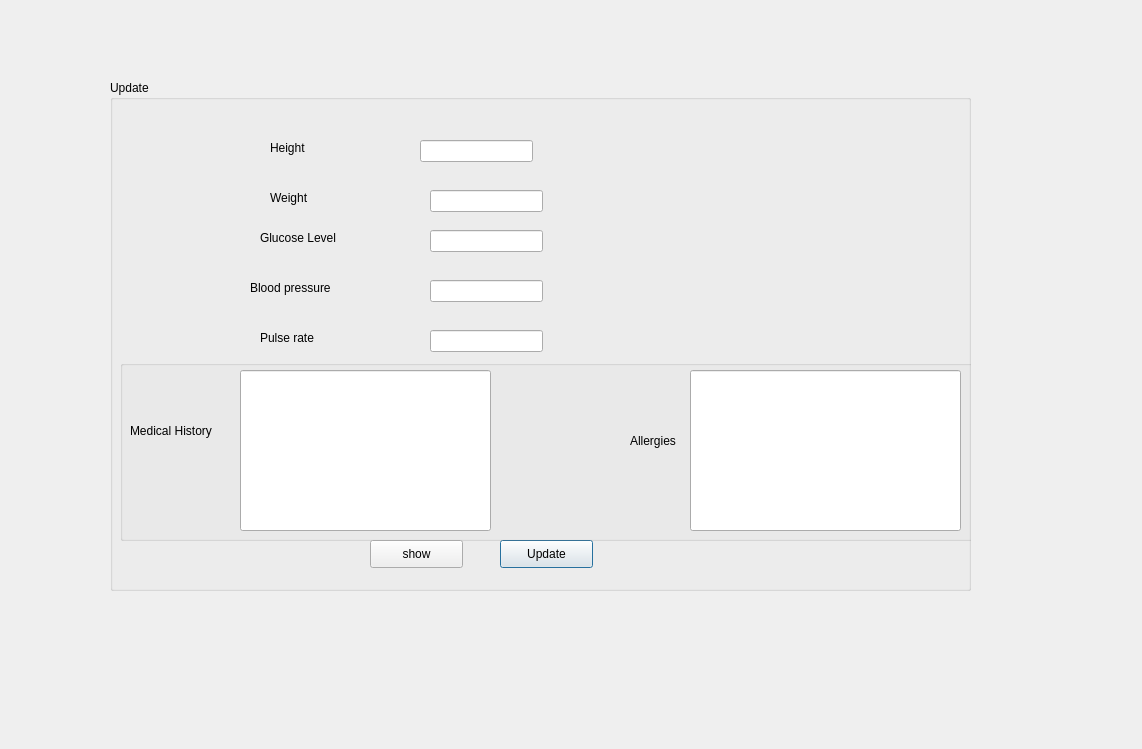
rishabhs-s/Minor, file Minor project - Copy/Minor/project/update.ui: the form before one commit.
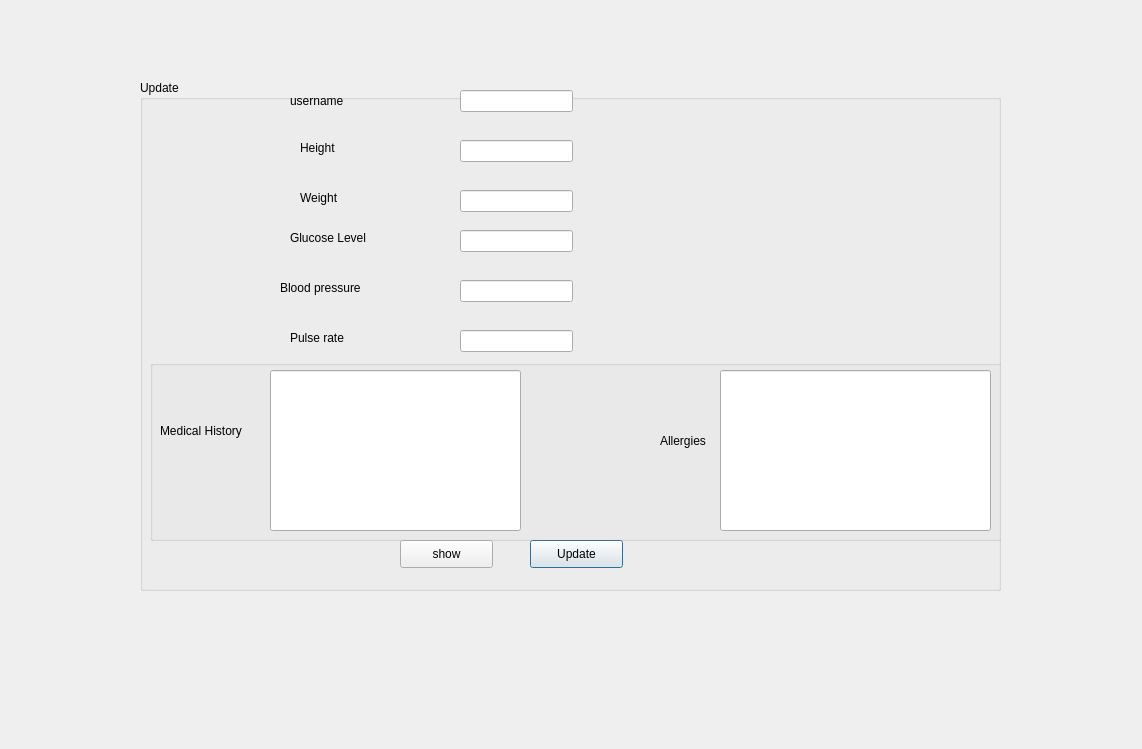
The form after the commit.

```diff
--- a/Minor project - Copy/Minor/project/update.ui
+++ b/Minor project - Copy/Minor/project/update.ui
@@ -16,7 +16,7 @@
   <widget class="QGroupBox" name="groupBox">
    <property name="geometry">
     <rect>
-     <x>110</x>
+     <x>140</x>
      <y>80</y>
      <width>861</width>
      <height>511</height>
@@ -218,13 +218,36 @@
    <widget class="QLineEdit" name="height">
     <property name="geometry">
      <rect>
-      <x>310</x>
+      <x>320</x>
       <y>60</y>
       <width>113</width>
       <height>22</height>
      </rect>
     </property>
    </widget>
+   <widget class="QLineEdit" name="username">
+    <property name="geometry">
+     <rect>
+      <x>320</x>
+      <y>10</y>
+      <width>113</width>
+      <height>22</height>
+     </rect>
+    </property>
+   </widget>
+   <widget class="QLabel" name="label_8">
+    <property name="geometry">
+     <rect>
+      <x>150</x>
+      <y>10</y>
+      <width>71</width>
+      <height>21</height>
+     </rect>
+    </property>
+    <property name="text">
+     <string>username</string>
+    </property>
+   </widget>
   </widget>
  </widget>
  <resources/>
```
